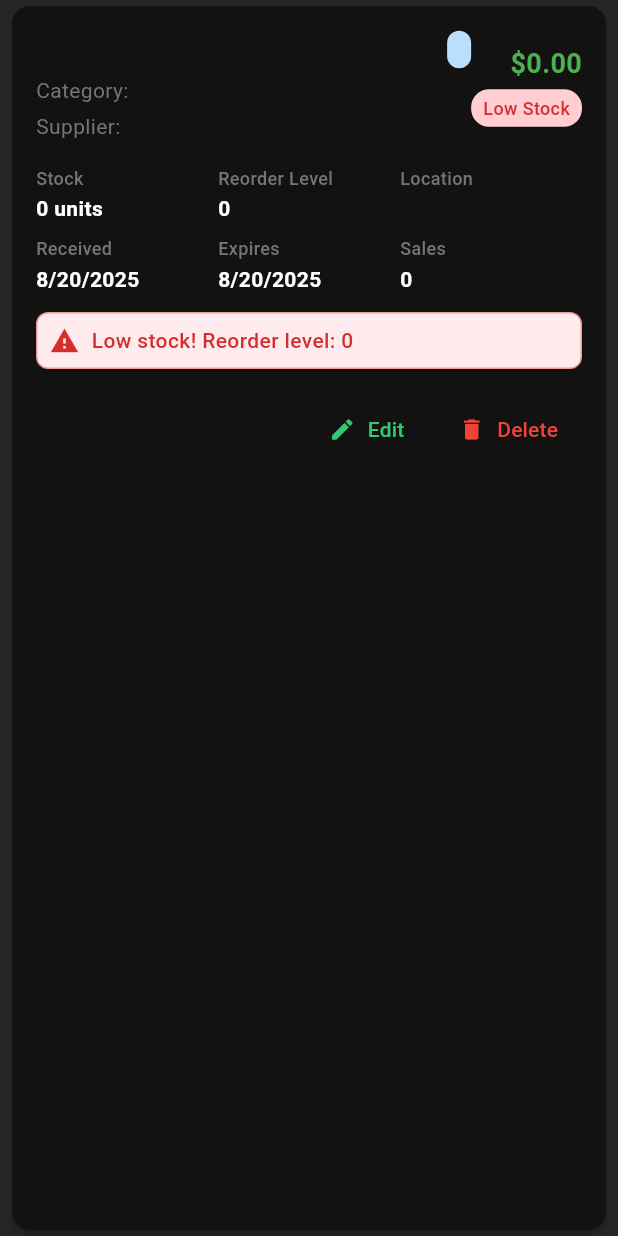
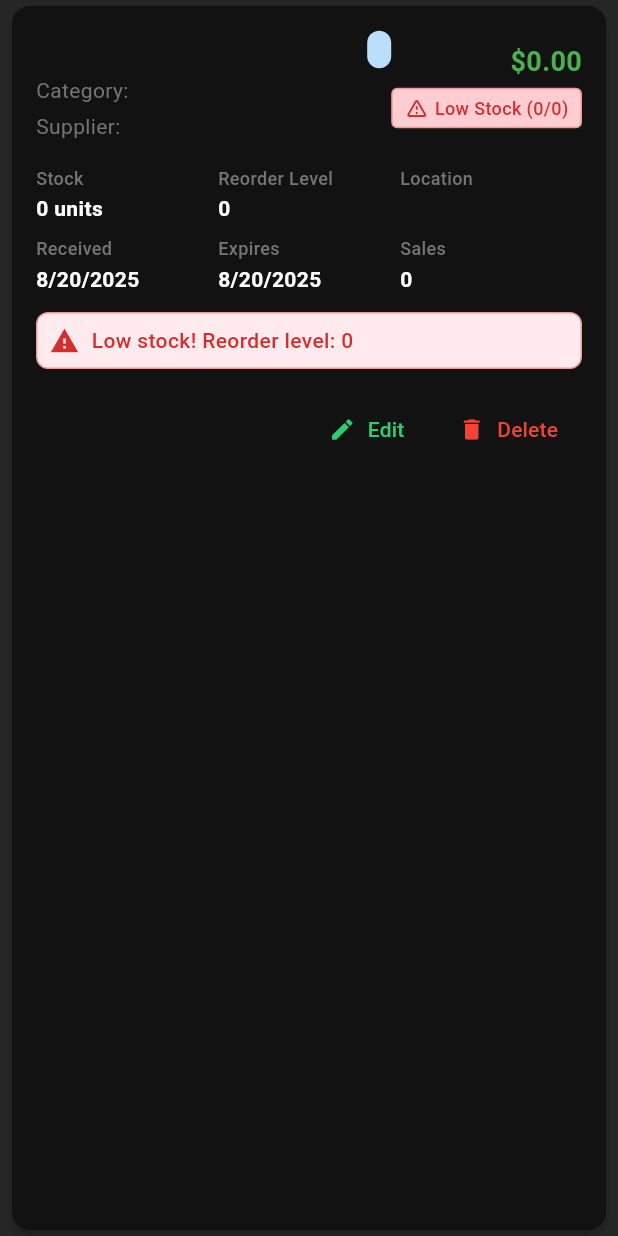
Before and after one commit to Nocturne223/FinalProject, a Flutter app: the ProductListItem widget shown alone on an empty page, opened directly with empty values, on a phone screen of 412 x 824 dp. Run offline on Flutter 3.47's test engine with Material 3 defaults, Android fonts, the phone set to English and light mode, and no system bars; our stand-ins replace cloud_firestore, csv, firebase_auth, firebase_core, google_fonts; accounts and stored records are empty; Roboto replaces fonts that are missing (Assistant).

```diff
--- a/finalproject/lib/features/product/widgets/add_edit_product_dialog.dart
+++ b/finalproject/lib/features/product/widgets/add_edit_product_dialog.dart
@@ -231,7 +231,6 @@ class _AddEditProductDialogState extends State<AddEditProductDialog> {
                                 'Inactive',
                                 'Discontinued',
                                 'Backordered',
-                                'Out of Stock',
                               ],
                               onChanged: (value) {
                                 setState(() {
--- a/finalproject/lib/features/product/widgets/product_list_item.dart
+++ b/finalproject/lib/features/product/widgets/product_list_item.dart
@@ -1,5 +1,6 @@
 import 'package:flutter/material.dart';
 import '../../../core/models/product.model.dart';
+import 'stock_warning_badge.dart';
 
 class ProductListItem extends StatelessWidget {
   final ProductModel product;
@@ -54,18 +55,12 @@ class ProductListItem extends StatelessWidget {
                       const SizedBox(height: 4),
                       Text(
                         'Category: ${product.category}',
-                        style: TextStyle(
-                          color: Colors.grey[600],
-                          fontSize: 14,
-                        ),
+                        style: TextStyle(color: Colors.grey[600], fontSize: 14),
                       ),
                       const SizedBox(height: 4),
                       Text(
                         'Supplier: ${product.supplierName}',
-                        style: TextStyle(
-                          color: Colors.grey[600],
-                          fontSize: 14,
-                        ),
+                        style: TextStyle(color: Colors.grey[600], fontSize: 14),
                       ),
                     ],
                   ),
@@ -82,7 +77,11 @@ class ProductListItem extends StatelessWidget {
                       ),
                     ),
                     const SizedBox(height: 4),
-                    _buildStockIndicator(isLowStock),
+                    StockWarningBadge(
+                      isLowStock: isLowStock,
+                      stockQuantity: product.stockQuantity,
+                      reorderLevel: product.reorderLevel,
+                    ),
                   ],
                 ),
               ],
@@ -91,10 +90,16 @@ class ProductListItem extends StatelessWidget {
             Row(
               children: [
                 Expanded(
-                  child: _buildInfoRow('Stock', '${product.stockQuantity} units'),
+                  child: _buildInfoRow(
+                    'Stock',
+                    '${product.stockQuantity} units',
+                  ),
                 ),
                 Expanded(
-                  child: _buildInfoRow('Reorder Level', '${product.reorderLevel}'),
+                  child: _buildInfoRow(
+                    'Reorder Level',
+                    '${product.reorderLevel}',
+                  ),
                 ),
                 Expanded(
                   child: _buildInfoRow('Location', product.warehouseLocation),
@@ -105,10 +110,16 @@ class ProductListItem extends StatelessWidget {
             Row(
               children: [
                 Expanded(
-                  child: _buildInfoRow('Received', _formatDate(product.dateReceived)),
+                  child: _buildInfoRow(
+                    'Received',
+                    _formatDate(product.dateReceived),
+                  ),
                 ),
                 Expanded(
-                  child: _buildInfoRow('Expires', _formatDate(product.expirationDate)),
+                  child: _buildInfoRow(
+                    'Expires',
+                    _formatDate(product.expirationDate),
+                  ),
                 ),
                 Expanded(
                   child: _buildInfoRow('Sales', '${product.salesVolume}'),
@@ -140,7 +151,9 @@ class ProductListItem extends StatelessWidget {
                             ? 'Low stock! Reorder level: ${product.reorderLevel}'
                             : 'Expires soon: ${_formatDate(product.expirationDate)}',
                         style: TextStyle(
-                          color: isLowStock ? Colors.red[700] : Colors.orange[700],
+                          color: isLowStock
+                              ? Colors.red[700]
+                              : Colors.orange[700],
                           fontWeight: FontWeight.w500,
                         ),
                       ),
@@ -166,9 +179,7 @@ class ProductListItem extends StatelessWidget {
                   onPressed: onDelete,
                   icon: const Icon(Icons.delete, size: 18),
                   label: const Text('Delete'),
-                  style: TextButton.styleFrom(
-                    foregroundColor: Colors.red,
-                  ),
+                  style: TextButton.styleFrom(foregroundColor: Colors.red),
                 ),
               ],
             ),
@@ -217,24 +228,6 @@ class ProductListItem extends StatelessWidget {
     );
   }
 
-  Widget _buildStockIndicator(bool isLowStock) {
-    return Container(
-      padding: const EdgeInsets.symmetric(horizontal: 8, vertical: 4),
-      decoration: BoxDecoration(
-        color: isLowStock ? Colors.red[100] : Colors.green[100],
-        borderRadius: BorderRadius.circular(12),
-      ),
-      child: Text(
-        isLowStock ? 'Low Stock' : 'In Stock',
-        style: TextStyle(
-          color: isLowStock ? Colors.red[700] : Colors.green[700],
-          fontSize: 12,
-          fontWeight: FontWeight.w500,
-        ),
-      ),
-    );
-  }
-
   Widget _buildInfoRow(String label, String value) {
     return Column(
       crossAxisAlignment: CrossAxisAlignment.start,
@@ -250,10 +243,7 @@ class ProductListItem extends StatelessWidget {
         const SizedBox(height: 2),
         Text(
           value,
-          style: const TextStyle(
-            fontSize: 14,
-            fontWeight: FontWeight.w600,
-          ),
+          style: const TextStyle(fontSize: 14, fontWeight: FontWeight.w600),
           maxLines: 1,
           overflow: TextOverflow.ellipsis,
         ),
--- /dev/null
+++ b/finalproject/lib/features/product/widgets/stock_warning_badge.dart
@@ -0,0 +1,47 @@
+import 'package:flutter/material.dart';
+
+class StockWarningBadge extends StatelessWidget {
+  final bool isLowStock;
+  final int stockQuantity;
+  final int reorderLevel;
+
+  const StockWarningBadge({
+    super.key,
+    required this.isLowStock,
+    required this.stockQuantity,
+    required this.reorderLevel,
+  });
+
+  @override
+  Widget build(BuildContext context) {
+    if (!isLowStock) return const SizedBox.shrink();
+
+    return Container(
+      padding: const EdgeInsets.symmetric(horizontal: 8, vertical: 4),
+      decoration: BoxDecoration(
+        color: Colors.red.shade100,
+        borderRadius: BorderRadius.circular(4),
+        border: Border.all(color: Colors.red.shade200),
+      ),
+      child: Row(
+        mainAxisSize: MainAxisSize.min,
+        children: [
+          Icon(
+            Icons.warning_amber_rounded,
+            size: 16,
+            color: Colors.red.shade700,
+          ),
+          const SizedBox(width: 4),
+          Text(
+            'Low Stock ($stockQuantity/$reorderLevel)',
+            style: TextStyle(
+              color: Colors.red.shade700,
+              fontSize: 12,
+              fontWeight: FontWeight.w500,
+            ),
+          ),
+        ],
+      ),
+    );
+  }
+}
```
Also changed, not shown: finalproject/lib/features/product/product_page.dart (+22 -8 lines).
